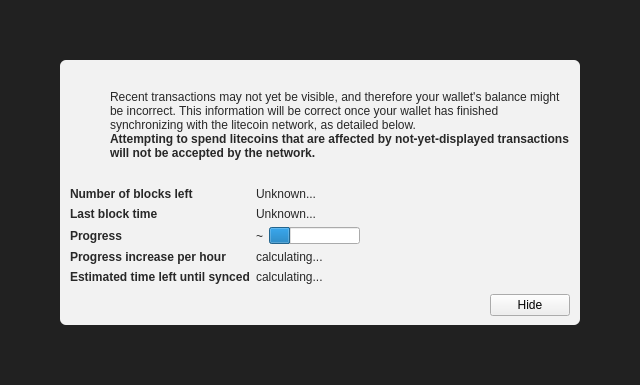
First picture: the form in src/qt/forms/modaloverlay.ui, repository experiencecoin/experiencecoin_legacy, before the edit.
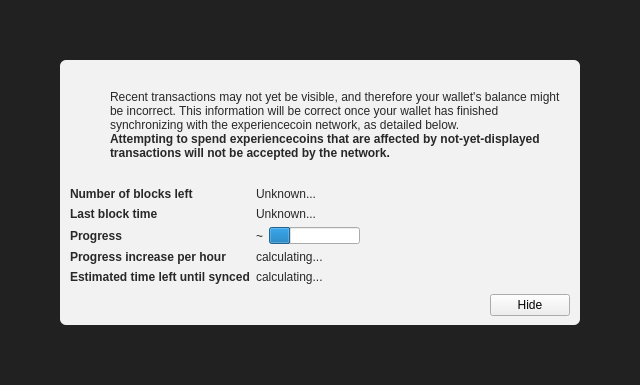
Second picture: the form after the edit. Icons and pictures are not drawn. Custom widgets are drawn as their Qt base class.

Commit message: Replaced Litecoin string with Experiencecoin where necessary

```diff
--- a/src/qt/forms/modaloverlay.ui
+++ b/src/qt/forms/modaloverlay.ui
@@ -130,7 +130,7 @@
              <item>
               <widget class="QLabel" name="infoText">
                <property name="text">
-                <string>Recent transactions may not yet be visible, and therefore your wallet's balance might be incorrect. This information will be correct once your wallet has finished synchronizing with the litecoin network, as detailed below.</string>
+                <string>Recent transactions may not yet be visible, and therefore your wallet's balance might be incorrect. This information will be correct once your wallet has finished synchronizing with the experiencecoin network, as detailed below.</string>
                </property>
                <property name="textFormat">
                 <enum>Qt::RichText</enum>
@@ -149,7 +149,7 @@
                 </font>
                </property>
                <property name="text">
-                <string>Attempting to spend litecoins that are affected by not-yet-displayed transactions will not be accepted by the network.</string>
+                <string>Attempting to spend experiencecoins that are affected by not-yet-displayed transactions will not be accepted by the network.</string>
                </property>
                <property name="textFormat">
                 <enum>Qt::RichText</enum>
```
The commit also changes 194 other files.
